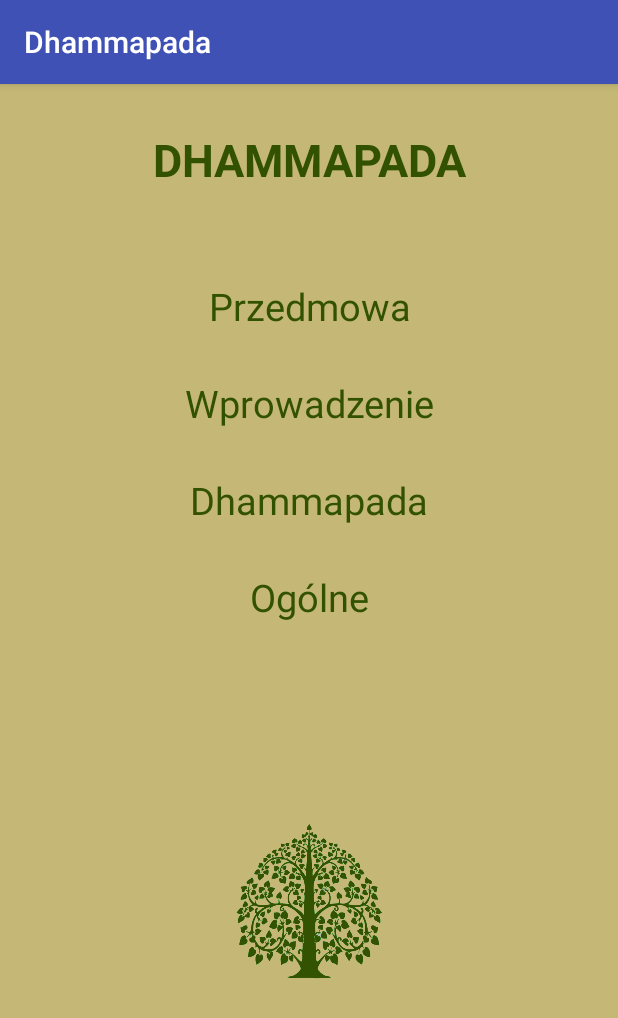
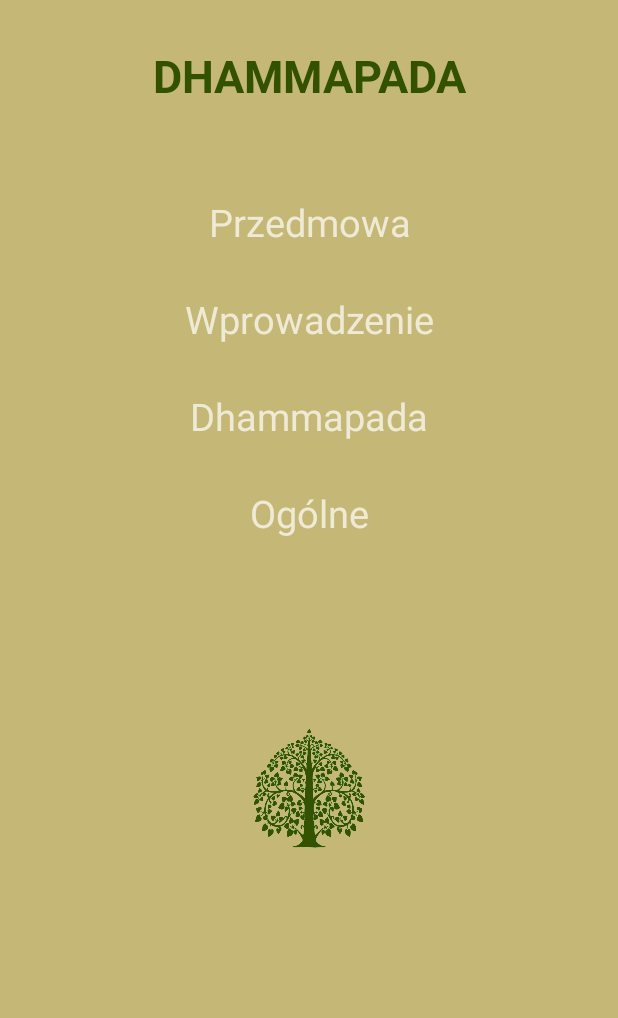
Before and after one commit to mateolas/Dhammapada, an Android app: the screen it shows after launch (HomeActivity), on a phone screen of 412 x 824 dp. Shown: the top 1018 px of the screen. Run offline under Robolectric (Android 15) with nearby library versions, the phone set to English and light mode, and no system bars.

Commit message:
Removed toolbar

```diff
--- a/app/src/main/AndroidManifest.xml
+++ b/app/src/main/AndroidManifest.xml
@@ -7,7 +7,7 @@
         android:icon="@mipmap/ic_launcher"
         android:label="@string/app_name"
         android:supportsRtl="true"
-        android:theme="@style/AppTheme">
+        android:theme="@style/Theme.AppCompat.NoActionBar">
         <activity android:name=".HomeActivity">
             <intent-filter>
                 <action android:name="android.intent.action.MAIN" />
--- a/app/src/main/java/com/studio/skyline/dhammapada/HomeActivity.java
+++ b/app/src/main/java/com/studio/skyline/dhammapada/HomeActivity.java
@@ -1,7 +1,7 @@
 package com.studio.skyline.dhammapada;
 
+import android.os.Bundle;
 import android.support.v7.app.AppCompatActivity;
-import android.os.Bundle;
 
 public class HomeActivity extends AppCompatActivity {
 
@@ -9,6 +9,6 @@ public class HomeActivity extends AppCompatActivity {
     protected void onCreate(Bundle savedInstanceState) {
         super.onCreate(savedInstanceState);
         setContentView(R.layout.activity_main);
+    }
 
-    }
 }
--- a/app/src/main/res/layout/activity_main.xml
+++ b/app/src/main/res/layout/activity_main.xml
@@ -1,6 +1,5 @@
 <?xml version="1.0" encoding="utf-8"?>
 <LinearLayout xmlns:android="http://schemas.android.com/apk/res/android"
-    xmlns:app="http://schemas.android.com/apk/res-auto"
     xmlns:tools="http://schemas.android.com/tools"
     android:id="@+id/activity_main"
     android:layout_width="match_parent"
@@ -8,7 +7,6 @@
     android:background="@color/background"
     android:textColor="@color/txtColor"
     android:orientation="vertical"
-
     tools:context="com.studio.skyline.dhammapada.HomeActivity"
     android:weightSum="1">
 
@@ -63,14 +61,13 @@
         android:id="@+id/textView" />
 
     <ImageView
+        android:id="@+id/imageView"
+        android:layout_width="100dp"
+        android:layout_height="81dp"
+        android:layout_gravity="center"
+        android:layout_marginTop="125dp"
+
         android:src="@drawable/treedarkergreen"
-        android:layout_width="100dp"
-        android:layout_height="100dp"
-        android:layout_marginTop="125dp"
-        android:layout_gravity="center"
-        android:visibility="visible"
-
-        android:id="@+id/imageView"
-        android:layout_weight="0.11" />
+        android:visibility="visible" />
 
 </LinearLayout>
--- a/app/src/main/res/values-v21/styles.xml
+++ b/app/src/main/res/values-v21/styles.xml
@@ -3,7 +3,7 @@
     <style name="AppTheme.NoActionBar">
         <item name="windowActionBar">false</item>
         <item name="windowNoTitle">true</item>
-        <item name="android:windowDrawsSystemBarBackgrounds">true</item>
+        <item name="android:windowDrawsSystemBarBackgrounds">false</item>
         <item name="android:statusBarColor">@android:color/transparent</item>
     </style>
 </resources>
--- a/app/src/main/res/values/styles.xml
+++ b/app/src/main/res/values/styles.xml
@@ -1,7 +1,7 @@
 <resources>
 
     <!-- Base application theme. -->
-    <style name="AppTheme" parent="Theme.AppCompat.Light.DarkActionBar">
+    <style name="AppTheme" parent="Theme.AppCompat.NoActionBar">
         <!-- Customize your theme here. -->
         <item name="colorPrimary">@color/colorPrimary</item>
         <item name="colorPrimaryDark">@color/colorPrimaryDark</item>
@@ -13,7 +13,7 @@
 
     <style name="AppTheme.NoActionBar">
         <item name="windowActionBar">false</item>
-        <item name="windowNoTitle">true</item>
+        <item name="windowNoTitle">false</item>
     </style>
 
     <style name="AppTheme.AppBarOverlay" parent="ThemeOverlay.AppCompat.Dark.ActionBar" />
--- a/build.gradle
+++ b/build.gradle
@@ -5,7 +5,7 @@ buildscript {
         jcenter()
     }
     dependencies {
-        classpath 'com.android.tools.build:gradle:2.2.3'
+        classpath 'com.android.tools.build:gradle:2.3.3'
 
         // NOTE: Do not place your application dependencies here; they belong
         // in the individual module build.gradle files
```
Also changed, not shown: gradle/wrapper/gradle-wrapper.properties.
